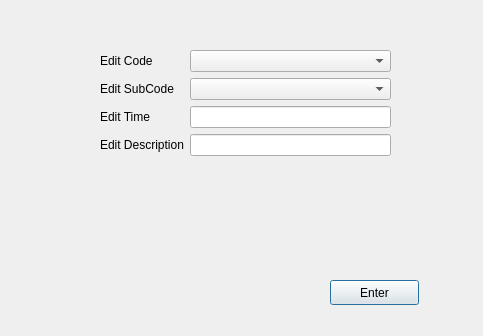
First picture: the form in editentry.ui, repository Suliaman46/Suliaman46-EGUI-TASK1-TRS, before the edit.
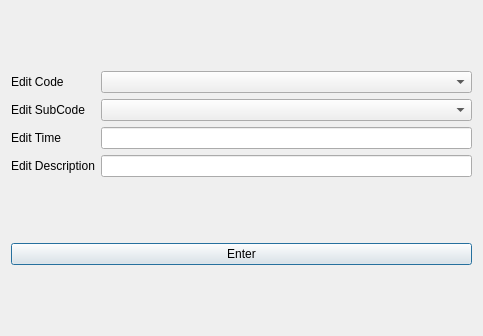
Second picture: the form after the edit.

```diff
--- a/editentry.ui
+++ b/editentry.ui
@@ -13,29 +13,9 @@
   <property name="windowTitle">
    <string>Dialog</string>
   </property>
-  <widget class="QPushButton" name="pushButton">
-   <property name="geometry">
-    <rect>
-     <x>330</x>
-     <y>280</y>
-     <width>89</width>
-     <height>25</height>
-    </rect>
-   </property>
-   <property name="text">
-    <string>Enter</string>
-   </property>
-  </widget>
-  <widget class="QWidget" name="">
-   <property name="geometry">
-    <rect>
-     <x>100</x>
-     <y>50</y>
-     <width>291</width>
-     <height>131</height>
-    </rect>
-   </property>
-   <layout class="QFormLayout" name="formLayout">
+  <layout class="QGridLayout" name="gridLayout">
+   <item row="0" column="0">
+    <layout class="QGridLayout" name="gridLayout_2">
     <item row="0" column="0">
      <widget class="QLabel" name="label">
       <property name="text">
@@ -43,6 +23,9 @@
       </property>
      </widget>
     </item>
+     <item row="0" column="1">
+      <widget class="QComboBox" name="comboBox_code"/>
+     </item>
     <item row="1" column="0">
      <widget class="QLabel" name="label_2">
       <property name="text">
@@ -50,6 +33,9 @@
       </property>
      </widget>
     </item>
+     <item row="1" column="1">
+      <widget class="QComboBox" name="comboBox_subCode"/>
+     </item>
     <item row="2" column="0">
      <widget class="QLabel" name="label_3">
       <property name="text">
@@ -70,14 +56,16 @@
     <item row="3" column="1">
      <widget class="QLineEdit" name="lineEdit_description"/>
     </item>
-    <item row="0" column="1">
-     <widget class="QComboBox" name="comboBox_code"/>
-    </item>
-    <item row="1" column="1">
-     <widget class="QComboBox" name="comboBox_subCode"/>
-    </item>
-   </layout>
-  </widget>
+    </layout>
+   </item>
+   <item row="1" column="0">
+    <widget class="QPushButton" name="pushButton">
+     <property name="text">
+      <string>Enter</string>
+     </property>
+    </widget>
+   </item>
+  </layout>
  </widget>
  <resources/>
  <connections/>
```
Lines whose indentation alone changed are shown as unchanged.
